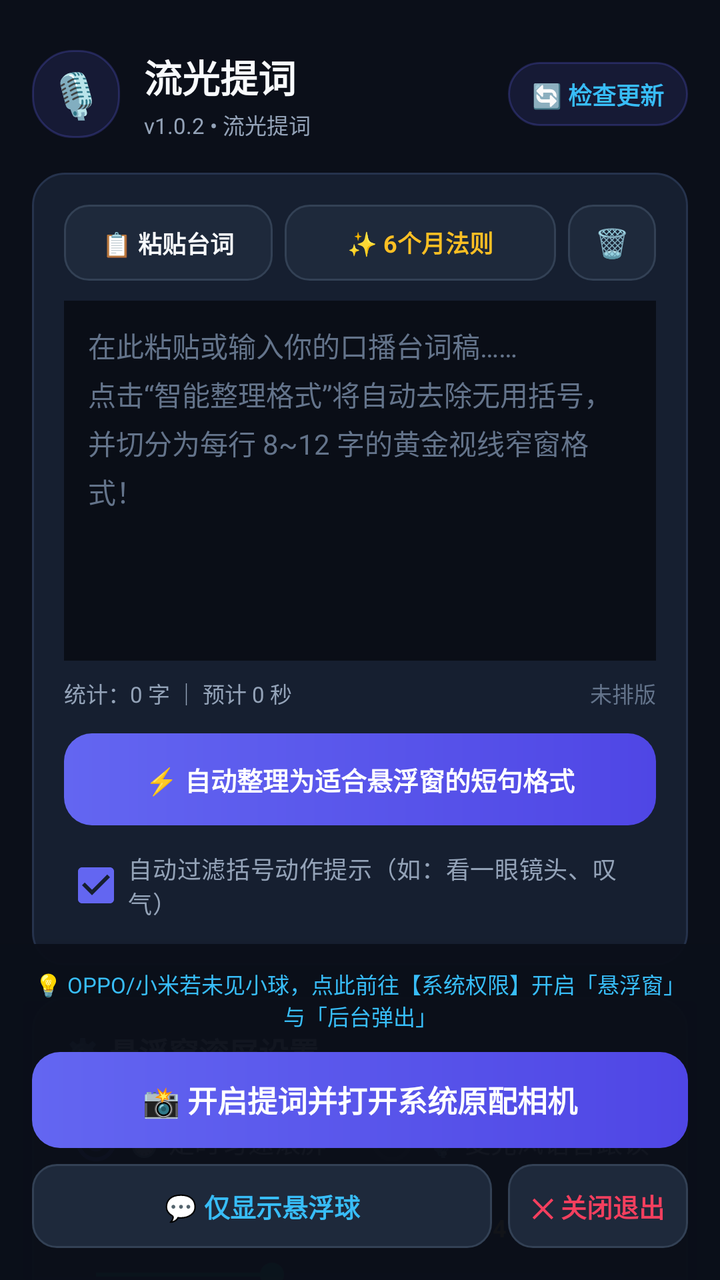
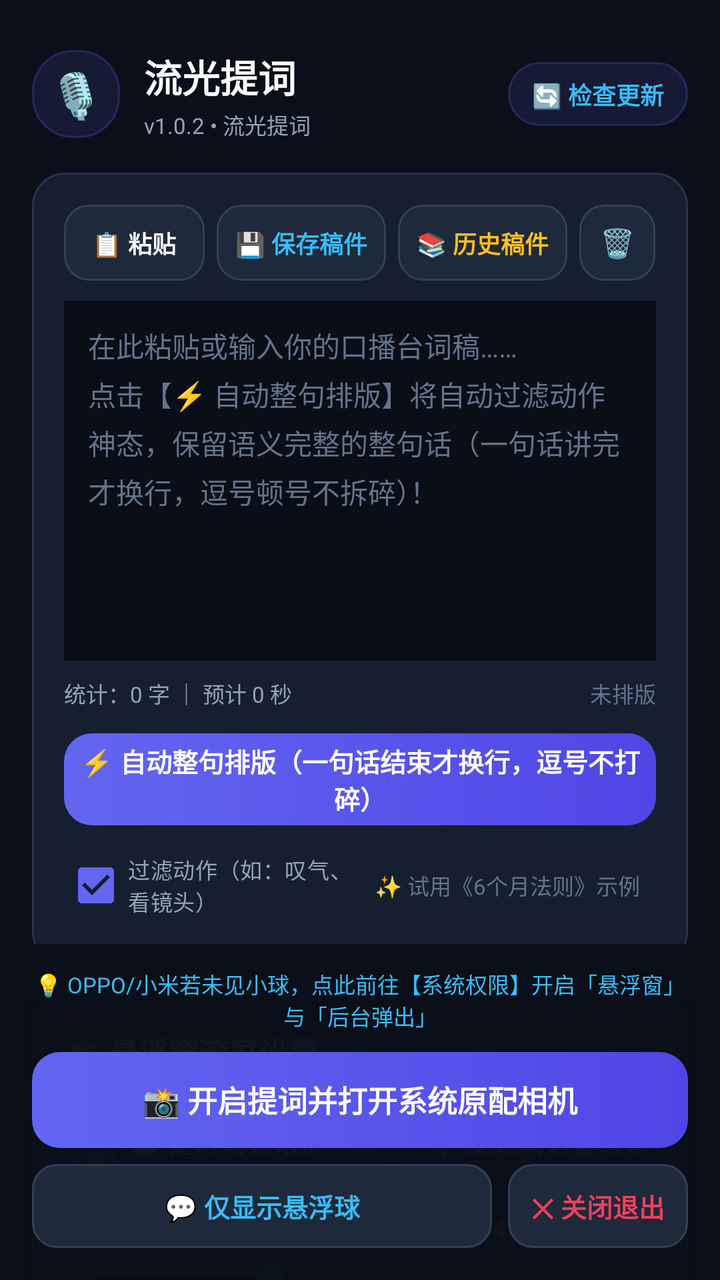

An Android layout rendered at two revisions. The XML below is the earlier revision; the diff shows what the commit changed to produce the second picture.
<!-- AndroidManifest.xml: application theme Theme.FloatPrompter -->
<!-- res/layout/activity_main.xml -->
<?xml version="1.0" encoding="utf-8"?>
<androidx.coordinatorlayout.widget.CoordinatorLayout xmlns:android="http://schemas.android.com/apk/res/android"
    xmlns:app="http://schemas.android.com/apk/res-auto"
    android:layout_width="match_parent"
    android:layout_height="match_parent"
    android:background="@color/bg_dark">

    <androidx.core.widget.NestedScrollView
        android:id="@+id/scrollViewMain"
        android:layout_width="match_parent"
        android:layout_height="match_parent"
        android:fillViewport="true">

        <LinearLayout
            android:layout_width="match_parent"
            android:layout_height="wrap_content"
            android:orientation="vertical"
            android:paddingHorizontal="16dp"
            android:paddingTop="16dp"
            android:paddingBottom="180dp">

            
            <LinearLayout
                android:layout_width="match_parent"
                android:layout_height="wrap_content"
                android:orientation="horizontal"
                android:gravity="center_vertical"
                android:layout_marginTop="8dp"
                android:layout_marginBottom="16dp">

                <TextView
                    android:layout_width="44dp"
                    android:layout_height="44dp"
                    android:gravity="center"
                    android:text="🎙️"
                    android:textSize="22sp"
                    android:background="@drawable/badge_pill" />

                <LinearLayout
                    android:layout_width="0dp"
                    android:layout_height="wrap_content"
                    android:layout_weight="1"
                    android:orientation="vertical"
                    android:layout_marginStart="12dp">

                    <TextView
                        android:layout_width="wrap_content"
                        android:layout_height="wrap_content"
                        android:text="@string/app_name"
                        android:textColor="@color/text_main"
                        android:textSize="19sp"
                        android:textStyle="bold" />

                    <TextView
                        android:id="@+id/tvVersionInfo"
                        android:layout_width="wrap_content"
                        android:layout_height="wrap_content"
                        android:text="v1.0.2 • 流光提词"
                        android:textColor="@color/text_sub"
                        android:textSize="11sp"
                        android:layout_marginTop="2dp" />
                </LinearLayout>

                <TextView
                    android:id="@+id/btnCheckUpdate"
                    android:layout_width="wrap_content"
                    android:layout_height="32dp"
                    android:gravity="center"
                    android:paddingHorizontal="12dp"
                    android:text="🔄 检查更新"
                    android:textColor="#38BDF8"
                    android:textSize="12sp"
                    android:textStyle="bold"
                    android:background="@drawable/badge_pill"
                    android:clickable="true"
                    android:focusable="true" />
            </LinearLayout>

            
            <LinearLayout
                android:layout_width="match_parent"
                android:layout_height="wrap_content"
                android:orientation="vertical"
                android:background="@drawable/card_rounded"
                android:padding="16dp"
                android:layout_marginBottom="16dp">

                
                <LinearLayout
                    android:layout_width="match_parent"
                    android:layout_height="wrap_content"
                    android:orientation="horizontal"
                    android:gravity="center_vertical"
                    android:layout_marginBottom="10dp">

                    <TextView
                        android:id="@+id/btnPaste"
                        android:layout_width="0dp"
                        android:layout_height="38dp"
                        android:layout_weight="1"
                        android:gravity="center"
                        android:text="📋 粘贴台词"
                        android:textColor="@color/text_main"
                        android:textSize="12sp"
                        android:textStyle="bold"
                        android:background="@drawable/btn_secondary"
                        android:layout_marginEnd="6dp"
                        android:clickable="true"
                        android:focusable="true" />

                    <TextView
                        android:id="@+id/btnLoadSample"
                        android:layout_width="0dp"
                        android:layout_height="38dp"
                        android:layout_weight="1.3"
                        android:gravity="center"
                        android:text="✨ 6个月法则"
                        android:textColor="@color/accent_amber"
                        android:textSize="12sp"
                        android:textStyle="bold"
                        android:background="@drawable/btn_secondary"
                        android:layout_marginEnd="6dp"
                        android:clickable="true"
                        android:focusable="true" />

                    <TextView
                        android:id="@+id/btnClear"
                        android:layout_width="44dp"
                        android:layout_height="38dp"
                        android:gravity="center"
                        android:text="🗑️"
                        android:textSize="14sp"
                        android:background="@drawable/btn_secondary"
                        android:clickable="true"
                        android:focusable="true" />
                </LinearLayout>

                
                <EditText
                    android:id="@+id/etScriptInput"
                    android:layout_width="match_parent"
                    android:layout_height="180dp"
                    android:background="#0A0E17"
                    android:gravity="top|start"
                    android:hint="@string/hint_input_script"
                    android:textColor="@color/text_main"
                    android:textColorHint="@color/text_muted"
                    android:textSize="14sp"
                    android:lineSpacingExtra="4dp"
                    android:padding="12dp"
                    android:nestedScrollingEnabled="false" />

                
                <LinearLayout
                    android:layout_width="match_parent"
                    android:layout_height="wrap_content"
                    android:orientation="horizontal"
                    android:layout_marginTop="8dp">

                    <TextView
                        android:id="@+id/tvWordCountStat"
                        android:layout_width="0dp"
                        android:layout_height="wrap_content"
                        android:layout_weight="1"
                        android:text="统计：0 字 ｜ 预计 0 秒"
                        android:textColor="@color/text_sub"
                        android:textSize="11sp" />

                    <TextView
                        android:id="@+id/tvFormatStatus"
                        android:layout_width="wrap_content"
                        android:layout_height="wrap_content"
                        android:text="未排版"
                        android:textColor="@color/text_muted"
                        android:textSize="11sp" />
                </LinearLayout>

                
                <TextView
                    android:id="@+id/btnAutoFormat"
                    android:layout_width="match_parent"
                    android:layout_height="46dp"
                    android:gravity="center"
                    android:text="⚡ 自动整理为适合悬浮窗的短句格式"
                    android:textColor="#FFFFFF"
                    android:textStyle="bold"
                    android:textSize="13sp"
                    android:background="@drawable/btn_primary"
                    android:layout_marginTop="12dp"
                    android:clickable="true"
                    android:focusable="true" />

                
                <CheckBox
                    android:id="@+id/cbFilterStage"
                    android:layout_width="wrap_content"
                    android:layout_height="wrap_content"
                    android:text="自动过滤括号动作提示（如：看一眼镜头、叹气）"
                    android:textColor="@color/text_sub"
                    android:textSize="12sp"
                    android:checked="true"
                    android:layout_marginTop="6dp" />

            </LinearLayout>

            
            <LinearLayout
                android:layout_width="match_parent"
                android:layout_height="wrap_content"
                android:orientation="vertical"
                android:background="@drawable/card_rounded"
                android:padding="16dp"
                android:layout_marginBottom="16dp">

                <TextView
                    android:layout_width="wrap_content"
                    android:layout_height="wrap_content"
                    android:text="⚙️ 悬浮窗滚屏设置"
                    android:textColor="@color/text_main"
                    android:textSize="15sp"
                    android:textStyle="bold"
                    android:layout_marginBottom="10dp" />

                
                <RadioGroup
                    android:id="@+id/rgScrollMode"
                    android:layout_width="match_parent"
                    android:layout_height="wrap_content"
                    android:orientation="horizontal">

                    <RadioButton
                        android:id="@+id/rbModeSpeed"
                        android:layout_width="0dp"
                        android:layout_height="wrap_content"
                        android:layout_weight="1"
                        android:text="@string/mode_speed"
                        android:textColor="@color/text_main"
                        android:textSize="13sp"
                        android:checked="true" />

                    <RadioButton
                        android:id="@+id/rbModeVoice"
                        android:layout_width="0dp"
                        android:layout_height="wrap_content"
                        android:layout_weight="1"
                        android:text="@string/mode_voice"
                        android:textColor="@color/text_main"
                        android:textSize="13sp" />
                </RadioGroup>

                
                <LinearLayout
                    android:id="@+id/layoutSpeedSettings"
                    android:layout_width="match_parent"
                    android:layout_height="wrap_content"
                    android:orientation="vertical"
                    android:layout_marginTop="10dp">

                    <LinearLayout
                        android:layout_width="match_parent"
                        android:layout_height="wrap_content"
                        android:orientation="horizontal">
                        <TextView
                            android:layout_width="0dp"
                            android:layout_height="wrap_content"
                            android:layout_weight="1"
                            android:text="默认滚屏语速档位"
                            android:textColor="@color/text_sub"
                            android:textSize="12sp" />
                        <TextView
                            android:id="@+id/tvSpeedDisplay"
                            android:layout_width="wrap_content"
                            android:layout_height="wrap_content"
                            android:text="4 档 (正常语速)"
                            android:textColor="@color/accent_amber"
                            android:textSize="12sp"
                            android:textStyle="bold" />
                    </LinearLayout>

                    <SeekBar
                        android:id="@+id/seekBarSpeed"
                        android:layout_width="match_parent"
                        android:layout_height="wrap_content"
                        android:min="1"
                        android:max="10"
                        android:progress="4"
                        android:layout_marginTop="6dp" />
                </LinearLayout>

                
                <LinearLayout
                    android:layout_width="match_parent"
                    android:layout_height="wrap_content"
                    android:orientation="vertical"
                    android:layout_marginTop="10dp">

                    <LinearLayout
                        android:layout_width="match_parent"
                        android:layout_height="wrap_content"
                        android:orientation="horizontal">
                        <TextView
                            android:layout_width="0dp"
                            android:layout_height="wrap_content"
                            android:layout_weight="1"
                            android:text="默认窗口透明度"
                            android:textColor="@color/text_sub"
                            android:textSize="12sp" />
                        <TextView
                            android:id="@+id/tvOpacityDisplay"
                            android:layout_width="wrap_content"
                            android:layout_height="wrap_content"
                            android:text="80%"
                            android:textColor="@color/primary_indigo_light"
                            android:textSize="12sp"
                            android:textStyle="bold" />
                    </LinearLayout>

                    <SeekBar
                        android:id="@+id/seekBarOpacity"
                        android:layout_width="match_parent"
                        android:layout_height="wrap_content"
                        android:min="20"
                        android:max="100"
                        android:progress="80"
                        android:layout_marginTop="6dp" />
                </LinearLayout>

            </LinearLayout>

        </LinearLayout>
    </androidx.core.widget.NestedScrollView>

    
    <LinearLayout
        android:layout_width="match_parent"
        android:layout_height="wrap_content"
        android:layout_gravity="bottom"
        android:background="#F50B0F19"
        android:paddingHorizontal="16dp"
        android:paddingTop="8dp"
        android:paddingBottom="16dp"
        android:elevation="12dp"
        android:orientation="vertical">

        <TextView
            android:id="@+id/btnPermissionGuide"
            android:layout_width="match_parent"
            android:layout_height="wrap_content"
            android:text="💡 OPPO/小米若未见小球，点此前往【系统权限】开启「悬浮窗」与「后台弹出」"
            android:textColor="#38BDF8"
            android:textSize="11sp"
            android:gravity="center"
            android:paddingVertical="4dp"
            android:layout_marginBottom="6dp"
            android:clickable="true"
            android:focusable="true" />

        
        <TextView
            android:id="@+id/btnLaunchCamera"
            android:layout_width="match_parent"
            android:layout_height="48dp"
            android:gravity="center"
            android:text="📸 开启提词并打开系统原配相机"
            android:textColor="#FFFFFF"
            android:textSize="15sp"
            android:textStyle="bold"
            android:background="@drawable/btn_primary"
            android:clickable="true"
            android:focusable="true" />

        
        <LinearLayout
            android:layout_width="match_parent"
            android:layout_height="wrap_content"
            android:orientation="horizontal"
            android:layout_marginTop="8dp">

            <TextView
                android:id="@+id/btnStartFloat"
                android:layout_width="0dp"
                android:layout_height="42dp"
                android:layout_weight="1"
                android:gravity="center"
                android:text="💬 仅显示悬浮球"
                android:textColor="#38BDF8"
                android:textSize="13sp"
                android:textStyle="bold"
                android:background="@drawable/btn_secondary"
                android:layout_marginEnd="8dp"
                android:clickable="true"
                android:focusable="true" />

            <TextView
                android:id="@+id/btnStopFloat"
                android:layout_width="90dp"
                android:layout_height="42dp"
                android:gravity="center"
                android:text="✕ 关闭退出"
                android:textColor="@color/alert_rose"
                android:textSize="13sp"
                android:textStyle="bold"
                android:background="@drawable/btn_secondary"
                android:clickable="true"
                android:focusable="true" />
        </LinearLayout>
    </LinearLayout>

</androidx.coordinatorlayout.widget.CoordinatorLayout>
<!-- resources referenced by this layout -->
<resources>
  <color name="accent_amber">#FBBF24</color>
  <color name="alert_rose">#F43F5E</color>
  <color name="bg_dark">#0B0F19</color>
  <color name="primary_indigo_light">#818CF8</color>
  <color name="text_main">#F8FAFC</color>
  <color name="text_muted">#64748B</color>
  <color name="text_sub">#94A3B8</color>
  <!-- drawable badge_pill (drawable) -->
  <?xml version="1.0" encoding="utf-8"?>
  <shape xmlns:android="http://schemas.android.com/apk/res/android">
      <solid android:color="#206366F1" />
      <corners android:radius="20dp" />
      <stroke android:width="1dp" android:color="#406366F1" />
  </shape>
  <!-- drawable btn_primary (drawable) -->
  <?xml version="1.0" encoding="utf-8"?>
  <ripple xmlns:android="http://schemas.android.com/apk/res/android"
      android:color="#40FFFFFF">
      <item>
          <shape>
              <gradient
                  android:angle="0"
                  android:startColor="#6366F1"
                  android:endColor="#4F46E5" />
              <corners android:radius="14dp" />
          </shape>
      </item>
  </ripple>
  <!-- drawable btn_secondary (drawable) -->
  <?xml version="1.0" encoding="utf-8"?>
  <ripple xmlns:android="http://schemas.android.com/apk/res/android"
      android:color="#20FFFFFF">
      <item>
          <shape>
              <solid android:color="#1E293B" />
              <corners android:radius="12dp" />
              <stroke android:width="1dp" android:color="#334155" />
          </shape>
      </item>
  </ripple>
  <!-- drawable card_rounded (drawable) -->
  <?xml version="1.0" encoding="utf-8"?>
  <shape xmlns:android="http://schemas.android.com/apk/res/android">
      <solid android:color="@color/bg_card" />
      <corners android:radius="16dp" />
      <stroke android:width="1dp" android:color="@color/bg_card_stroke" />
  </shape>
  <string name="app_name">流光提词</string>
  <string name="hint_input_script">在此粘贴或输入你的口播台词稿……\n点击“智能整理格式”将自动去除无用括号，并切分为每行 8~12 字的黄金视线窄窗格式！</string>
  <string name="mode_speed">⏱️ 定时匀速滚屏</string>
  <string name="mode_voice">🎙️ 麦克风语音跟读</string>
  <style name="Theme.FloatPrompter" parent="Theme.Material3.DayNight.NoActionBar">
          <item name="android:statusBarColor">@color/bg_dark</item>
          <item name="android:windowLightStatusBar">false</item>
          <item name="android:navigationBarColor">@color/bg_dark</item>
          <item name="colorPrimary">@color/primary_indigo</item>
          <item name="colorSecondary">@color/accent_emerald</item>
      </style>
  <color name="bg_card">#161F30</color>
  <color name="bg_card_stroke">#26334D</color>
  <color name="primary_indigo">#6366F1</color>
  <color name="accent_emerald">#10B981</color>
</resources>

<!-- the commit's change to res/layout/activity_main.xml (unified diff, before → after) -->
@@ -99,7 +99,7 @@
                         android:layout_height="38dp"
                         android:layout_weight="1"
                         android:gravity="center"
-                        android:text="📋 粘贴台词"
+                        android:text="📋 粘贴"
                         android:textColor="@color/text_main"
                         android:textSize="12sp"
                         android:textStyle="bold"
@@ -109,12 +109,27 @@
                         android:focusable="true" />
 
                     <TextView
-                        android:id="@+id/btnLoadSample"
+                        android:id="@+id/btnSaveScript"
                         android:layout_width="0dp"
                         android:layout_height="38dp"
-                        android:layout_weight="1.3"
+                        android:layout_weight="1.2"
                         android:gravity="center"
-                        android:text="✨ 6个月法则"
+                        android:text="💾 保存稿件"
+                        android:textColor="#38BDF8"
+                        android:textSize="12sp"
+                        android:textStyle="bold"
+                        android:background="@drawable/btn_secondary"
+                        android:layout_marginEnd="6dp"
+                        android:clickable="true"
+                        android:focusable="true" />
+
+                    <TextView
+                        android:id="@+id/btnScriptLibrary"
+                        android:layout_width="0dp"
+                        android:layout_height="38dp"
+                        android:layout_weight="1.2"
+                        android:gravity="center"
+                        android:text="📚 历史稿件"
                         android:textColor="@color/accent_amber"
                         android:textSize="12sp"
                         android:textStyle="bold"
@@ -125,7 +140,7 @@
 
                     <TextView
                         android:id="@+id/btnClear"
-                        android:layout_width="44dp"
+                        android:layout_width="38dp"
                         android:layout_height="38dp"
                         android:gravity="center"
                         android:text="🗑️"
@@ -148,7 +163,10 @@
                     android:textSize="14sp"
                     android:lineSpacingExtra="4dp"
                     android:padding="12dp"
-                    android:nestedScrollingEnabled="false" />
+                    android:inputType="textMultiLine"
+                    android:scrollbars="vertical"
+                    android:overScrollMode="always"
+                    android:isScrollContainer="true" />
 
                 
                 <LinearLayout
@@ -181,7 +199,7 @@
                     android:layout_width="match_parent"
                     android:layout_height="46dp"
                     android:gravity="center"
-                    android:text="⚡ 自动整理为适合悬浮窗的短句格式"
+                    android:text="⚡ 自动整句排版（一句话结束才换行，逗号不打碎）"
                     android:textColor="#FFFFFF"
                     android:textStyle="bold"
                     android:textSize="13sp"
@@ -191,15 +209,35 @@
                     android:focusable="true" />
 
                 
-                <CheckBox
-                    android:id="@+id/cbFilterStage"
-                    android:layout_width="wrap_content"
-                    android:layout_height="wrap_content"
-                    android:text="自动过滤括号动作提示（如：看一眼镜头、叹气）"
-                    android:textColor="@color/text_sub"
-                    android:textSize="12sp"
-                    android:checked="true"
-                    android:layout_marginTop="6dp" />
+                <LinearLayout
+                    android:layout_width="match_parent"
+                    android:layout_height="wrap_content"
+                    android:orientation="horizontal"
+                    android:gravity="center_vertical"
+                    android:layout_marginTop="6dp">
+
+                    <CheckBox
+                        android:id="@+id/cbFilterStage"
+                        android:layout_width="0dp"
+                        android:layout_height="wrap_content"
+                        android:layout_weight="1"
+                        android:text="过滤动作（如：叹气、看镜头）"
+                        android:textColor="@color/text_sub"
+                        android:textSize="11sp"
+                        android:checked="true" />
+
+                    <TextView
+                        android:id="@+id/btnLoadSample"
+                        android:layout_width="wrap_content"
+                        android:layout_height="32dp"
+                        android:gravity="center"
+                        android:paddingHorizontal="8dp"
+                        android:text="✨ 试用《6个月法则》示例"
+                        android:textColor="@color/text_muted"
+                        android:textSize="11sp"
+                        android:clickable="true"
+                        android:focusable="true" />
+                </LinearLayout>
 
             </LinearLayout>
 
<!-- resource entries referenced after the edit -->
@@ -48,8 +48,8 @@
       <stroke android:width="1dp" android:color="@color/bg_card_stroke" />
   </shape>
   <string name="app_name">流光提词</string>
-  <string name="hint_input_script">在此粘贴或输入你的口播台词稿……\n点击“智能整理格式”将自动去除无用括号，并切分为每行 8~12 字的黄金视线窄窗格式！</string>
-  <string name="mode_speed">⏱️ 定时匀速滚屏</string>
+  <string name="hint_input_script">在此粘贴或输入你的口播台词稿……\n点击【⚡ 自动整句排版】将自动过滤动作神态，保留语义完整的整句话（一句话讲完才换行，逗号顿号不拆碎）！</string>
+  <string name="mode_speed">⏱️ 定时匀速滚屏 (推荐)</string>
   <string name="mode_voice">🎙️ 麦克风语音跟读</string>
   <style name="Theme.FloatPrompter" parent="Theme.Material3.DayNight.NoActionBar">
           <item name="android:statusBarColor">@color/bg_dark</item>
